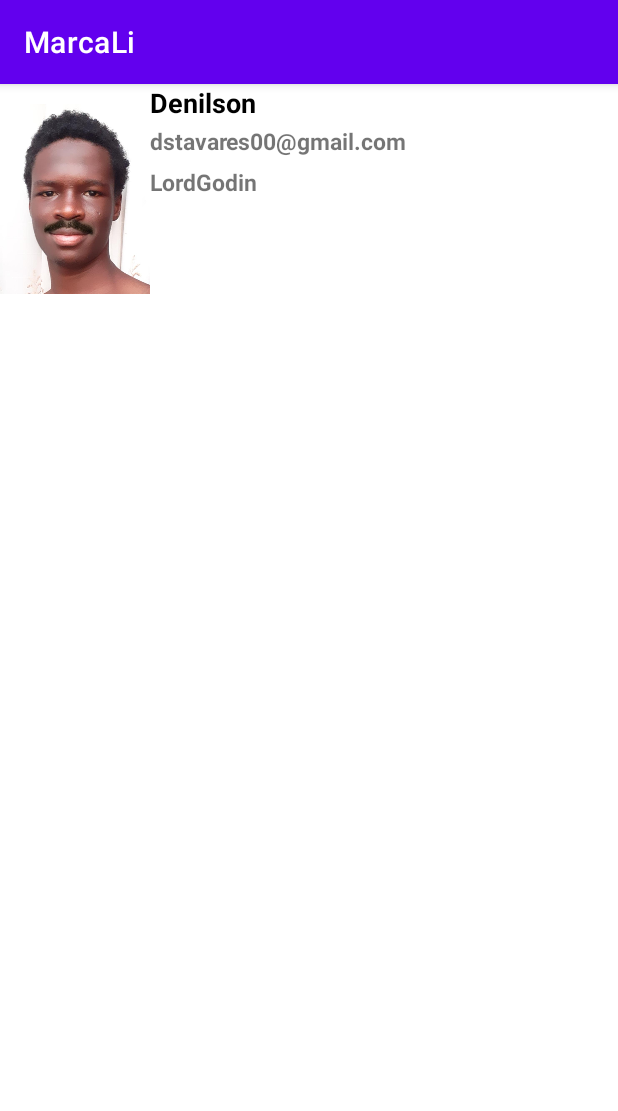
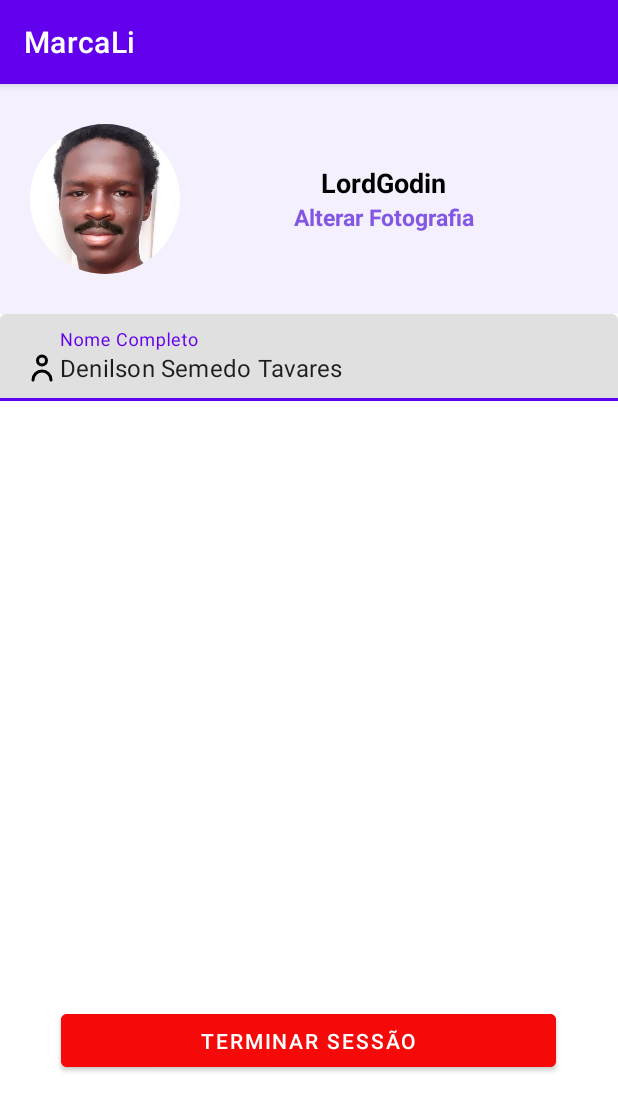
Before and after one commit to Denilson-Semedo/MarcaLi, an Android app: the Perfil screen opened directly, with no data from a screen before it, on a phone screen of 412 x 824 dp. Shown: the top 1111 px of the screen. Run offline under Robolectric (Android 15) with nearby library versions, the phone set to English and light mode, and no system bars; our stand-ins replace CircleImageView.

Commit message:
Alteral foto perfil OBS:Ainda não esta guardando a fota na base de dados

```diff
--- a/app/build.gradle
+++ b/app/build.gradle
@@ -35,6 +35,7 @@ dependencies {
     implementation 'com.google.android.material:material:1.3.0'
     implementation 'androidx.constraintlayout:constraintlayout:2.0.4'
     implementation 'com.google.firebase:firebase-database:20.0.0'
+    implementation 'de.hdodenhof:circleimageview:3.1.0'
     testImplementation 'junit:junit:4.+'
     androidTestImplementation 'androidx.test.ext:junit:1.1.2'
     androidTestImplementation 'androidx.test.espresso:espresso-core:3.3.0'
--- /dev/null
+++ b/app/src/main/res/drawable/ic_person_outline.xml
@@ -0,0 +1,17 @@
+<vector xmlns:android="http://schemas.android.com/apk/res/android"
+    android:width="24dp"
+    android:height="24dp"
+    android:viewportWidth="24"
+    android:viewportHeight="24">
+  <path
+      android:fillColor="#FF000000"
+      android:pathData="M0,0h24v24h-24z"
+      android:strokeAlpha="0"
+      android:fillAlpha="0"/>
+  <path
+      android:fillColor="#FF000000"
+      android:pathData="M12,11a4,4 0,1 0,-4 -4,4 4,0 0,0 4,4zM12,5a2,2 0,1 1,-2 2,2 2,0 0,1 2,-2z"/>
+  <path
+      android:fillColor="#FF000000"
+      android:pathData="M12,13a7,7 0,0 0,-7 7,1 1,0 0,0 2,0 5,5 0,0 1,10 0,1 1,0 0,0 2,0 7,7 0,0 0,-7 -7z"/>
+</vector>
--- a/app/src/main/res/layout/activity_perfil.xml
+++ b/app/src/main/res/layout/activity_perfil.xml
@@ -6,18 +6,22 @@
     android:layout_height="match_parent"
     android:orientation="vertical"
     android:weightSum="10"
-    tools:context=".Perfil">
+    tools:context=".Perfil"
+    android:background="@color/white">
 
     <LinearLayout
         android:layout_width="match_parent"
         android:layout_height="0dp"
-        android:layout_weight="2">
+        android:layout_weight="2"
+        android:padding="20dp"
+        android:background="#168257E6">
 
         <LinearLayout
             android:layout_width="100dp"
             android:layout_height="match_parent">
 
-            <ImageView
+            <de.hdodenhof.circleimageview.CircleImageView
+                android:id="@+id/perfilPic"
                 android:layout_width="match_parent"
                 android:layout_height="match_parent"
                 android:src="@drawable/denilson1"/>
@@ -31,41 +35,27 @@
 
             <LinearLayout
                 android:layout_width="match_parent"
-                android:layout_height="27dp">
-
-                <TextView
-                    android:layout_width="wrap_content"
-                    android:layout_height="wrap_content"
-                    android:text="Denilson"
-                    android:textColor="@color/black"
-                    android:textStyle="bold"
-                    android:textSize="18sp"/>
-
-            </LinearLayout>
-
-            <LinearLayout
-                android:layout_width="match_parent"
-                android:layout_height="27dp">
-
-                <TextView
-                    android:layout_width="wrap_content"
-                    android:layout_height="wrap_content"
-                    android:text="dstavares00@gmail.com"
-                    android:textStyle="bold"
-                    android:textSize="15sp"/>
-
-            </LinearLayout>
-
-            <LinearLayout
-                android:layout_width="match_parent"
-                android:layout_height="27dp">
+                android:layout_height="match_parent"
+                android:orientation="vertical"
+                android:gravity="center">
 
                 <TextView
                     android:layout_width="wrap_content"
                     android:layout_height="wrap_content"
                     android:text="LordGodin"
+                    android:textColor="@color/black"
                     android:textStyle="bold"
-                    android:textSize="15sp"/>
+                    android:textSize="18sp"/>
+
+                <TextView
+                    android:layout_width="wrap_content"
+                    android:layout_height="wrap_content"
+                    android:text="Alterar Fotografia"
+                    android:textStyle="bold"
+                    android:textColor="#8257E6"
+                    android:textSize="15sp"
+                    android:onClick="changePhoto"
+                    android:clickable="true"/>
 
             </LinearLayout>
 
@@ -73,5 +63,41 @@
 
     </LinearLayout>
 
+    <LinearLayout
+        android:layout_width="match_parent"
+        android:layout_height="0dp"
+        android:layout_weight="6">
+
+        <com.google.android.material.textfield.TextInputLayout
+            android:layout_width="match_parent"
+            android:layout_height="wrap_content"
+            android:hint="Nome Completo">
+
+            <com.google.android.material.textfield.TextInputEditText
+                android:layout_width="match_parent"
+                android:layout_height="match_parent"
+                android:drawableLeft="@drawable/ic_person_outline"
+                android:text="Denilson Semedo Tavares"/>
+
+        </com.google.android.material.textfield.TextInputLayout>
+
+
+    </LinearLayout>
+
+    <LinearLayout
+        android:layout_width="match_parent"
+        android:layout_height="0dp"
+        android:layout_weight="1"
+        android:orientation="vertical">
+
+        <Button
+            android:layout_width="330dp"
+            android:layout_height="47dp"
+            android:text="Terminar sessão"
+            android:layout_gravity="center"
+            android:backgroundTint="#F60909"/>
+
+    </LinearLayout>
+
 
 </LinearLayout>
--- a/app/src/main/res/values/strings.xml
+++ b/app/src/main/res/values/strings.xml
@@ -1,3 +1,7 @@
 <resources>
     <string name="app_name">MarcaLi</string>
+    <string-array name="origens">
+        <item>Camera</item>
+        <item>Gallery</item>
+    </string-array>
 </resources>
```
Also changed, not shown: app/src/main/AndroidManifest.xml (+9 -1 lines), app/src/main/java/com/example/marcali/Perfil.java (+88 -0 lines), app/src/main/res/drawable/calendar.png (deleted), app/src/main/res/drawable/calendar_outline.png (deleted), app/src/main/res/drawable/heart.png (deleted), app/src/main/res/drawable/heart_outline.png (deleted), app/src/main/res/drawable/home.png (deleted), app/src/main/res/drawable/home_outline.png (deleted), app/src/main/res/drawable/person.png (deleted), app/src/main/res/drawable/person_outline.png (deleted), app/src/main/res/drawable/search_outline.png (deleted).
